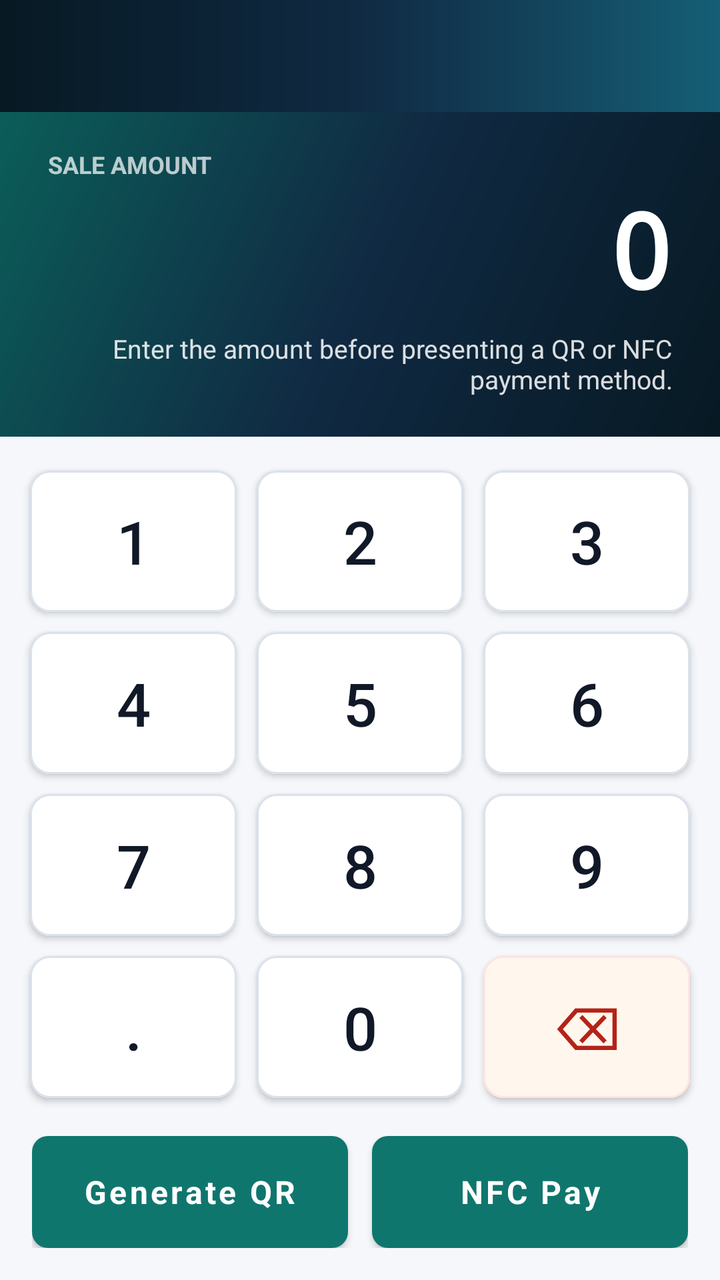
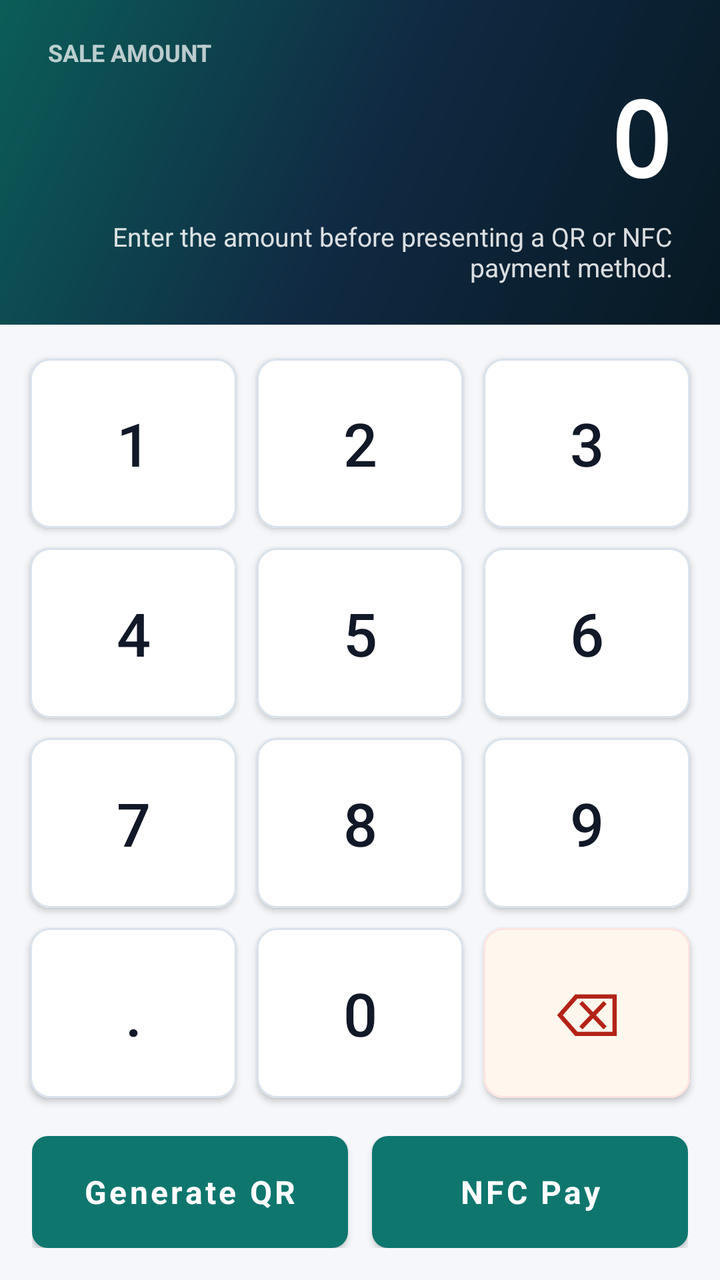

An Android layout rendered at two revisions. The XML below is the earlier revision; the diff shows what the commit changed to produce the second picture.
<!-- AndroidManifest.xml: application theme AppTheme -->
<!-- res/layout/activity_qr_pay.xml -->
<?xml version="1.0" encoding="utf-8"?>
<LinearLayout xmlns:android="http://schemas.android.com/apk/res/android"
    xmlns:app="http://schemas.android.com/apk/res-auto"
    android:layout_width="match_parent"
    android:layout_height="match_parent"
    android:background="@color/background"
    android:orientation="vertical">

    <androidx.appcompat.widget.Toolbar
        android:id="@+id/toolbar"
        style="@style/AppToolbar"
        android:layout_width="match_parent"
        android:layout_height="?attr/actionBarSize"
        app:titleTextColor="@color/white" />

    <FrameLayout
        android:layout_width="match_parent"
        android:layout_height="match_parent">

        <LinearLayout
            android:id="@+id/layout_input"
            android:layout_width="match_parent"
            android:layout_height="match_parent"
            android:orientation="vertical">

            <LinearLayout
                android:layout_width="match_parent"
                android:layout_height="wrap_content"
                android:background="@drawable/bg_amount_panel"
                android:orientation="vertical"
                android:paddingStart="24dp"
                android:paddingTop="18dp"
                android:paddingEnd="24dp"
                android:paddingBottom="20dp">

                <TextView
                    style="@style/TextSectionLabel"
                    android:layout_width="wrap_content"
                    android:layout_height="wrap_content"
                    android:text="@string/qr_pay_amount_label"
                    android:textColor="#B8FFFFFF" />

                <TextView
                    android:id="@+id/tv_amount_input"
                    android:layout_width="match_parent"
                    android:layout_height="wrap_content"
                    android:layout_marginTop="6dp"
                    android:fontFamily="monospace"
                    android:gravity="end"
                    android:includeFontPadding="false"
                    android:text="0"
                    android:textColor="@color/white"
                    android:textSize="@dimen/amount_text_size"
                    android:textStyle="bold" />

                <TextView
                    android:layout_width="match_parent"
                    android:layout_height="wrap_content"
                    android:layout_marginTop="8dp"
                    android:gravity="end"
                    android:text="@string/qr_pay_amount_subtitle"
                    android:textColor="#D9FFFFFF"
                    android:textSize="13sp" />
            </LinearLayout>

            <LinearLayout
                android:layout_width="match_parent"
                android:layout_height="0dp"
                android:layout_weight="1"
                android:background="@color/background"
                android:orientation="vertical"
                android:paddingStart="10dp"
                android:paddingTop="12dp"
                android:paddingEnd="10dp"
                android:paddingBottom="4dp">

                <LinearLayout
                    android:layout_width="match_parent"
                    android:layout_height="0dp"
                    android:layout_weight="1"
                    android:orientation="horizontal">

                    <com.google.android.material.button.MaterialButton
                        android:id="@+id/btn_1"
                        style="@style/NumpadButton"
                        android:layout_width="0dp"
                        android:layout_height="match_parent"
                        android:layout_margin="5dp"
                        android:layout_weight="1"
                        android:text="1" />

                    <com.google.android.material.button.MaterialButton
                        android:id="@+id/btn_2"
                        style="@style/NumpadButton"
                        android:layout_width="0dp"
                        android:layout_height="match_parent"
                        android:layout_margin="5dp"
                        android:layout_weight="1"
                        android:text="2" />

                    <com.google.android.material.button.MaterialButton
                        android:id="@+id/btn_3"
                        style="@style/NumpadButton"
                        android:layout_width="0dp"
                        android:layout_height="match_parent"
                        android:layout_margin="5dp"
                        android:layout_weight="1"
                        android:text="3" />
                </LinearLayout>

                <LinearLayout
                    android:layout_width="match_parent"
                    android:layout_height="0dp"
                    android:layout_weight="1"
                    android:orientation="horizontal">

                    <com.google.android.material.button.MaterialButton
                        android:id="@+id/btn_4"
                        style="@style/NumpadButton"
                        android:layout_width="0dp"
                        android:layout_height="match_parent"
                        android:layout_margin="5dp"
                        android:layout_weight="1"
                        android:text="4" />

                    <com.google.android.material.button.MaterialButton
                        android:id="@+id/btn_5"
                        style="@style/NumpadButton"
                        android:layout_width="0dp"
                        android:layout_height="match_parent"
                        android:layout_margin="5dp"
                        android:layout_weight="1"
                        android:text="5" />

                    <com.google.android.material.button.MaterialButton
                        android:id="@+id/btn_6"
                        style="@style/NumpadButton"
                        android:layout_width="0dp"
                        android:layout_height="match_parent"
                        android:layout_margin="5dp"
                        android:layout_weight="1"
                        android:text="6" />
                </LinearLayout>

                <LinearLayout
                    android:layout_width="match_parent"
                    android:layout_height="0dp"
                    android:layout_weight="1"
                    android:orientation="horizontal">

                    <com.google.android.material.button.MaterialButton
                        android:id="@+id/btn_7"
                        style="@style/NumpadButton"
                        android:layout_width="0dp"
                        android:layout_height="match_parent"
                        android:layout_margin="5dp"
                        android:layout_weight="1"
                        android:text="7" />

                    <com.google.android.material.button.MaterialButton
                        android:id="@+id/btn_8"
                        style="@style/NumpadButton"
                        android:layout_width="0dp"
                        android:layout_height="match_parent"
                        android:layout_margin="5dp"
                        android:layout_weight="1"
                        android:text="8" />

                    <com.google.android.material.button.MaterialButton
                        android:id="@+id/btn_9"
                        style="@style/NumpadButton"
                        android:layout_width="0dp"
                        android:layout_height="match_parent"
                        android:layout_margin="5dp"
                        android:layout_weight="1"
                        android:text="9" />
                </LinearLayout>

                <LinearLayout
                    android:layout_width="match_parent"
                    android:layout_height="0dp"
                    android:layout_weight="1"
                    android:orientation="horizontal">

                    <com.google.android.material.button.MaterialButton
                        android:id="@+id/btn_dot"
                        style="@style/NumpadButton"
                        android:layout_width="0dp"
                        android:layout_height="match_parent"
                        android:layout_margin="5dp"
                        android:layout_weight="1"
                        android:text="." />

                    <com.google.android.material.button.MaterialButton
                        android:id="@+id/btn_0"
                        style="@style/NumpadButton"
                        android:layout_width="0dp"
                        android:layout_height="match_parent"
                        android:layout_margin="5dp"
                        android:layout_weight="1"
                        android:text="0" />

                    <com.google.android.material.button.MaterialButton
                        android:id="@+id/btn_backspace"
                        style="@style/NumpadUtilityButton"
                        android:layout_width="0dp"
                        android:layout_height="match_parent"
                        android:layout_margin="5dp"
                        android:layout_weight="1"
                        android:text="&#x232B;" />
                </LinearLayout>
            </LinearLayout>

            <LinearLayout
                android:layout_width="match_parent"
                android:layout_height="wrap_content"
                android:background="@color/background"
                android:orientation="horizontal"
                android:paddingStart="16dp"
                android:paddingTop="10dp"
                android:paddingEnd="16dp"
                android:paddingBottom="16dp">

                <com.google.android.material.button.MaterialButton
                    android:id="@+id/btn_generate"
                    style="@style/AccentButton"
                    android:layout_width="0dp"
                    android:layout_height="@dimen/button_height"
                    android:layout_marginEnd="6dp"
                    android:layout_weight="1"
                    android:text="@string/qr_pay_generate" />

                <com.google.android.material.button.MaterialButton
                    android:id="@+id/btn_nfc_pay"
                    style="@style/AccentButton"
                    android:layout_width="0dp"
                    android:layout_height="@dimen/button_height"
                    android:layout_marginStart="6dp"
                    android:layout_weight="1"
                    android:text="@string/qr_pay_nfc" />
            </LinearLayout>
        </LinearLayout>

        <LinearLayout
            android:id="@+id/layout_loading"
            android:layout_width="match_parent"
            android:layout_height="match_parent"
            android:background="@color/background"
            android:gravity="center"
            android:orientation="vertical"
            android:padding="@dimen/screen_margin"
            android:visibility="gone">

            <ProgressBar
                android:layout_width="72dp"
                android:layout_height="72dp"
                android:indeterminateTint="@color/accent" />

            <TextView
                style="@style/TextScreenTitle"
                android:layout_width="wrap_content"
                android:layout_height="wrap_content"
                android:layout_marginTop="20dp"
                android:text="@string/qr_pay_status_generating" />
        </LinearLayout>
    </FrameLayout>
</LinearLayout>
<!-- resources referenced by this layout -->
<resources>
  <color name="accent">#0F766E</color>
  <color name="background">#F5F7FA</color>
  <color name="white">#FFFFFF</color>
  <dimen name="amount_text_size">52sp</dimen>
  <dimen name="button_height">56dp</dimen>
  <dimen name="screen_margin">16dp</dimen>
  <!-- drawable bg_amount_panel (drawable) -->
  <?xml version="1.0" encoding="utf-8"?>
  <shape xmlns:android="http://schemas.android.com/apk/res/android">
      <gradient
          android:angle="135"
          android:startColor="@color/primary_dark"
          android:centerColor="@color/primary"
          android:endColor="@color/accent_dark" />
  </shape>
  <string name="qr_pay_amount_label">Sale amount</string>
  <string name="qr_pay_amount_subtitle">Enter the amount before presenting a QR or NFC payment method.</string>
  <string name="qr_pay_generate">Generate QR</string>
  <string name="qr_pay_nfc">NFC Pay</string>
  <string name="qr_pay_status_generating">Generating QR code\u2026</string>
  <style name="AccentButton" parent="Widget.MaterialComponents.Button">
          <item name="android:minHeight">@dimen/button_height</item>
          <item name="backgroundTint">@color/accent</item>
          <item name="android:textColor">@color/white</item>
          <item name="android:textSize">16sp</item>
          <item name="android:textStyle">bold</item>
          <item name="android:textAllCaps">false</item>
          <item name="cornerRadius">8dp</item>
          <item name="android:insetTop">0dp</item>
          <item name="android:insetBottom">0dp</item>
          <item name="rippleColor">@color/accent_dark</item>
      </style>
  <style name="AppToolbar">
          <item name="android:background">@drawable/bg_toolbar</item>
          <item name="android:elevation">0dp</item>
      </style>
  <style name="NumpadUtilityButton" parent="@style/NumpadButton">
          <item name="android:textColor">@color/error</item>
          <item name="backgroundTint">@color/numpad_action_bg</item>
          <item name="strokeColor">@color/error_soft</item>
      </style>
  <style name="TextScreenTitle">
          <item name="android:textColor">@color/text_primary</item>
          <item name="android:textSize">22sp</item>
          <item name="android:textStyle">bold</item>
      </style>
  <style name="TextSectionLabel">
          <item name="android:textColor">@color/text_secondary</item>
          <item name="android:textSize">12sp</item>
          <item name="android:textStyle">bold</item>
          <item name="android:textAllCaps">true</item>
      </style>
  <style name="AppTheme" parent="Theme.MaterialComponents.Light.NoActionBar">
          <item name="colorPrimary">@color/primary</item>
          <item name="colorPrimaryDark">@color/primary_dark</item>
          <item name="colorAccent">@color/accent</item>
          <item name="android:windowBackground">@color/background</item>
          <item name="android:statusBarColor">@color/primary_dark</item>
          <item name="android:navigationBarColor">@color/primary_dark</item>
          <item name="android:fontFamily">sans-serif</item>
      </style>
  <color name="primary_dark">#071923</color>
  <color name="primary">#102A43</color>
  <color name="accent_dark">#0B5E59</color>
  <!-- drawable bg_toolbar (drawable) -->
  <?xml version="1.0" encoding="utf-8"?>
  <shape xmlns:android="http://schemas.android.com/apk/res/android">
      <gradient
          android:angle="0"
          android:startColor="@color/primary_dark"
          android:centerColor="@color/primary"
          android:endColor="@color/primary_variant" />
  </shape>
  <color name="numpad_text">#111827</color>
  <color name="numpad_bg">#FFFFFF</color>
  <color name="numpad_stroke">#D9E2EC</color>
  <color name="surface_pressed">#E2E8F0</color>
  <color name="error">#B42318</color>
  <color name="numpad_action_bg">#FFF7ED</color>
  <color name="error_soft">#FEE4E2</color>
  <color name="text_primary">#111827</color>
  <color name="text_secondary">#64748B</color>
  <color name="primary_variant">#155E75</color>
  <!-- unchanged entries left out for length: 1 -->
</resources>

<!-- the commit's change to res/layout/activity_qr_pay.xml (unified diff, before → after) -->
@@ -5,13 +5,6 @@
     android:layout_height="match_parent"
     android:background="@color/background"
     android:orientation="vertical">
-
-    <androidx.appcompat.widget.Toolbar
-        android:id="@+id/toolbar"
-        style="@style/AppToolbar"
-        android:layout_width="match_parent"
-        android:layout_height="?attr/actionBarSize"
-        app:titleTextColor="@color/white" />
 
     <FrameLayout
         android:layout_width="match_parent"
<!-- resource entries referenced after the edit -->
@@ -32,10 +32,6 @@
           <item name="android:insetBottom">0dp</item>
           <item name="rippleColor">@color/accent_dark</item>
       </style>
-  <style name="AppToolbar">
-          <item name="android:background">@drawable/bg_toolbar</item>
-          <item name="android:elevation">0dp</item>
-      </style>
   <style name="NumpadUtilityButton" parent="@style/NumpadButton">
           <item name="android:textColor">@color/error</item>
           <item name="backgroundTint">@color/numpad_action_bg</item>
@@ -64,15 +60,6 @@
   <color name="primary_dark">#071923</color>
   <color name="primary">#102A43</color>
   <color name="accent_dark">#0B5E59</color>
-  <!-- drawable bg_toolbar (drawable) -->
-  <?xml version="1.0" encoding="utf-8"?>
-  <shape xmlns:android="http://schemas.android.com/apk/res/android">
-      <gradient
-          android:angle="0"
-          android:startColor="@color/primary_dark"
-          android:centerColor="@color/primary"
-          android:endColor="@color/primary_variant" />
-  </shape>
   <color name="numpad_text">#111827</color>
   <color name="numpad_bg">#FFFFFF</color>
   <color name="numpad_stroke">#D9E2EC</color>
@@ -82,7 +69,6 @@
   <color name="error_soft">#FEE4E2</color>
   <color name="text_primary">#111827</color>
   <color name="text_secondary">#64748B</color>
-  <color name="primary_variant">#155E75</color>
   <!-- unchanged entries left out for length: 1 -->
 </resources>
 
